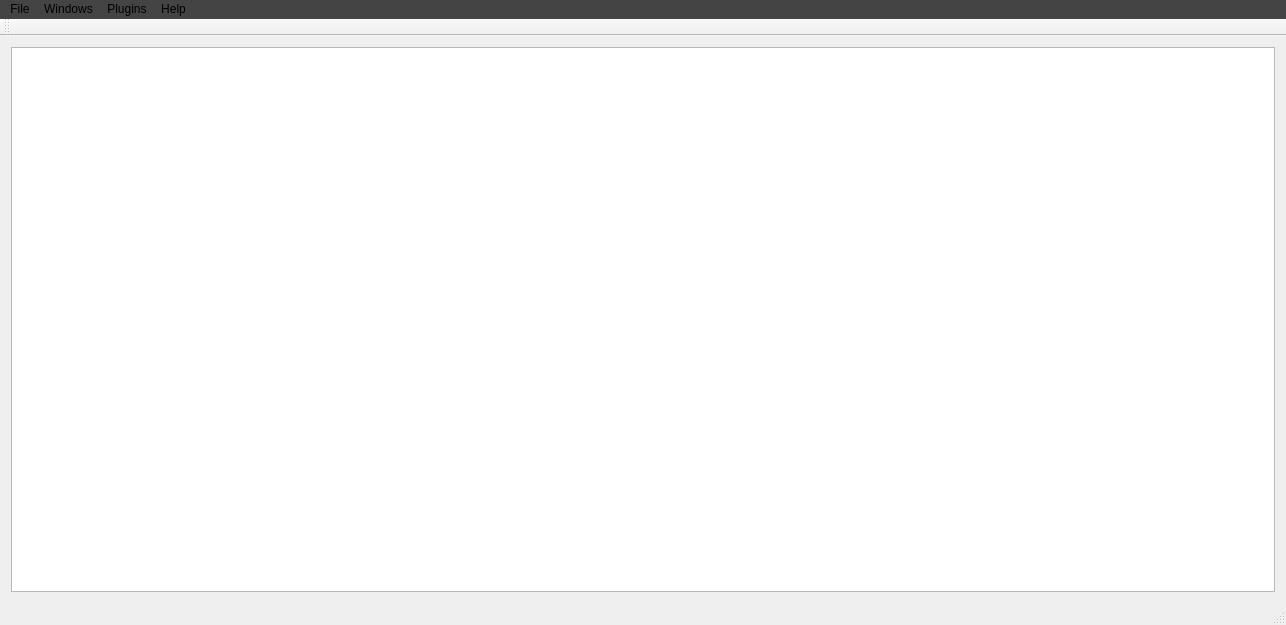
Before: the Qt Designer form Application/mainwindow.ui in SSSAAABBB/Working, drawn with Qt 5.
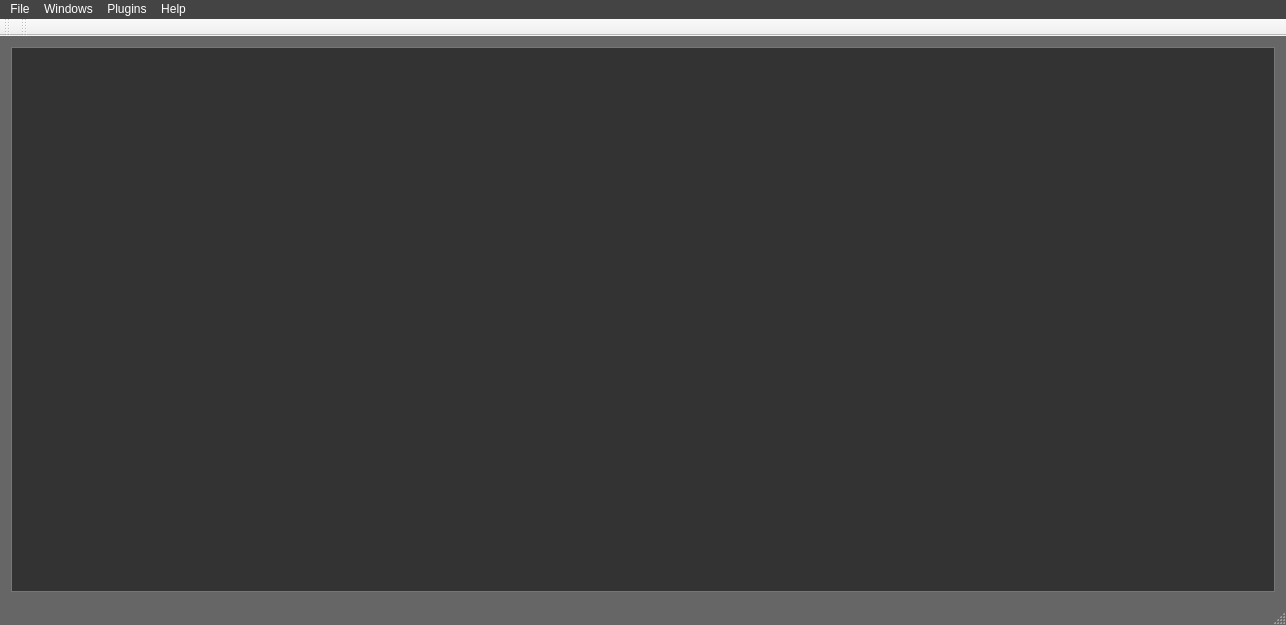
After: the same form once the commit is applied.

Commit message: 修改背景颜色为灰色

```diff
--- a/Application/mainwindow.ui
+++ b/Application/mainwindow.ui
@@ -16,9 +16,184 @@
     <height>625</height>
    </size>
   </property>
+  <property name="palette">
+   <palette>
+    <active>
+     <colorrole role="WindowText">
+      <brush brushstyle="SolidPattern">
+       <color alpha="255">
+        <red>255</red>
+        <green>255</green>
+        <blue>255</blue>
+       </color>
+      </brush>
+     </colorrole>
+     <colorrole role="Text">
+      <brush brushstyle="SolidPattern">
+       <color alpha="255">
+        <red>255</red>
+        <green>255</green>
+        <blue>255</blue>
+       </color>
+      </brush>
+     </colorrole>
+     <colorrole role="ButtonText">
+      <brush brushstyle="SolidPattern">
+       <color alpha="255">
+        <red>255</red>
+        <green>255</green>
+        <blue>255</blue>
+       </color>
+      </brush>
+     </colorrole>
+     <colorrole role="Base">
+      <brush brushstyle="SolidPattern">
+       <color alpha="255">
+        <red>51</red>
+        <green>51</green>
+        <blue>51</blue>
+       </color>
+      </brush>
+     </colorrole>
+     <colorrole role="Window">
+      <brush brushstyle="SolidPattern">
+       <color alpha="255">
+        <red>102</red>
+        <green>102</green>
+        <blue>102</blue>
+       </color>
+      </brush>
+     </colorrole>
+     <colorrole role="PlaceholderText">
+      <brush brushstyle="NoBrush">
+       <color alpha="128">
+        <red>255</red>
+        <green>255</green>
+        <blue>255</blue>
+       </color>
+      </brush>
+     </colorrole>
+    </active>
+    <inactive>
+     <colorrole role="WindowText">
+      <brush brushstyle="SolidPattern">
+       <color alpha="255">
+        <red>255</red>
+        <green>255</green>
+        <blue>255</blue>
+       </color>
+      </brush>
+     </colorrole>
+     <colorrole role="Text">
+      <brush brushstyle="SolidPattern">
+       <color alpha="255">
+        <red>255</red>
+        <green>255</green>
+        <blue>255</blue>
+       </color>
+      </brush>
+     </colorrole>
+     <colorrole role="ButtonText">
+      <brush brushstyle="SolidPattern">
+       <color alpha="255">
+        <red>255</red>
+        <green>255</green>
+        <blue>255</blue>
+       </color>
+      </brush>
+     </colorrole>
+     <colorrole role="Base">
+      <brush brushstyle="SolidPattern">
+       <color alpha="255">
+        <red>51</red>
+        <green>51</green>
+        <blue>51</blue>
+       </color>
+      </brush>
+     </colorrole>
+     <colorrole role="Window">
+      <brush brushstyle="SolidPattern">
+       <color alpha="255">
+        <red>102</red>
+        <green>102</green>
+        <blue>102</blue>
+       </color>
+      </brush>
+     </colorrole>
+     <colorrole role="PlaceholderText">
+      <brush brushstyle="NoBrush">
+       <color alpha="128">
+        <red>255</red>
+        <green>255</green>
+        <blue>255</blue>
+       </color>
+      </brush>
+     </colorrole>
+    </inactive>
+    <disabled>
+     <colorrole role="WindowText">
+      <brush brushstyle="SolidPattern">
+       <color alpha="255">
+        <red>255</red>
+        <green>255</green>
+        <blue>255</blue>
+       </color>
+      </brush>
+     </colorrole>
+     <colorrole role="Text">
+      <brush brushstyle="SolidPattern">
+       <color alpha="255">
+        <red>255</red>
+        <green>255</green>
+        <blue>255</blue>
+       </color>
+      </brush>
+     </colorrole>
+     <colorrole role="ButtonText">
+      <brush brushstyle="SolidPattern">
+       <color alpha="255">
+        <red>255</red>
+        <green>255</green>
+        <blue>255</blue>
+       </color>
+      </brush>
+     </colorrole>
+     <colorrole role="Base">
+      <brush brushstyle="SolidPattern">
+       <color alpha="255">
+        <red>102</red>
+        <green>102</green>
+        <blue>102</blue>
+       </color>
+      </brush>
+     </colorrole>
+     <colorrole role="Window">
+      <brush brushstyle="SolidPattern">
+       <color alpha="255">
+        <red>102</red>
+        <green>102</green>
+        <blue>102</blue>
+       </color>
+      </brush>
+     </colorrole>
+     <colorrole role="PlaceholderText">
+      <brush brushstyle="NoBrush">
+       <color alpha="128">
+        <red>255</red>
+        <green>255</green>
+        <blue>255</blue>
+       </color>
+      </brush>
+     </colorrole>
+    </disabled>
+   </palette>
+  </property>
   <property name="windowTitle">
    <string>MainWindow</string>
   </property>
+  <property name="styleSheet">
+   <string notr="true">color: rgb(255, 255, 255);</string>
+  </property>
   <widget class="QWidget" name="centralWidget">
    <property name="sizePolicy">
     <sizepolicy hsizetype="Expanding" vsizetype="Expanding">
@@ -33,7 +208,180 @@
     <item>
      <layout class="QVBoxLayout" name="verticalLayout">
       <item>
-       <widget class="QTextEdit" name="textEdit"/>
+       <widget class="QTextEdit" name="textEdit">
+        <property name="palette">
+         <palette>
+          <active>
+           <colorrole role="WindowText">
+            <brush brushstyle="SolidPattern">
+             <color alpha="255">
+              <red>255</red>
+              <green>255</green>
+              <blue>255</blue>
+             </color>
+            </brush>
+           </colorrole>
+           <colorrole role="Text">
+            <brush brushstyle="SolidPattern">
+             <color alpha="255">
+              <red>255</red>
+              <green>255</green>
+              <blue>255</blue>
+             </color>
+            </brush>
+           </colorrole>
+           <colorrole role="ButtonText">
+            <brush brushstyle="SolidPattern">
+             <color alpha="255">
+              <red>255</red>
+              <green>255</green>
+              <blue>255</blue>
+             </color>
+            </brush>
+           </colorrole>
+           <colorrole role="Base">
+            <brush brushstyle="SolidPattern">
+             <color alpha="255">
+              <red>51</red>
+              <green>51</green>
+              <blue>51</blue>
+             </color>
+            </brush>
+           </colorrole>
+           <colorrole role="Window">
+            <brush brushstyle="SolidPattern">
+             <color alpha="255">
+              <red>153</red>
+              <green>153</green>
+              <blue>153</blue>
+             </color>
+            </brush>
+           </colorrole>
+           <colorrole role="PlaceholderText">
+            <brush brushstyle="NoBrush">
+             <color alpha="128">
+              <red>255</red>
+              <green>255</green>
+              <blue>255</blue>
+             </color>
+            </brush>
+           </colorrole>
+          </active>
+          <inactive>
+           <colorrole role="WindowText">
+            <brush brushstyle="SolidPattern">
+             <color alpha="255">
+              <red>255</red>
+              <green>255</green>
+              <blue>255</blue>
+             </color>
+            </brush>
+           </colorrole>
+           <colorrole role="Text">
+            <brush brushstyle="SolidPattern">
+             <color alpha="255">
+              <red>255</red>
+              <green>255</green>
+              <blue>255</blue>
+             </color>
+            </brush>
+           </colorrole>
+           <colorrole role="ButtonText">
+            <brush brushstyle="SolidPattern">
+             <color alpha="255">
+              <red>255</red>
+              <green>255</green>
+              <blue>255</blue>
+             </color>
+            </brush>
+           </colorrole>
+           <colorrole role="Base">
+            <brush brushstyle="SolidPattern">
+             <color alpha="255">
+              <red>51</red>
+              <green>51</green>
+              <blue>51</blue>
+             </color>
+            </brush>
+           </colorrole>
+           <colorrole role="Window">
+            <brush brushstyle="SolidPattern">
+             <color alpha="255">
+              <red>153</red>
+              <green>153</green>
+              <blue>153</blue>
+             </color>
+            </brush>
+           </colorrole>
+           <colorrole role="PlaceholderText">
+            <brush brushstyle="NoBrush">
+             <color alpha="128">
+              <red>255</red>
+              <green>255</green>
+              <blue>255</blue>
+             </color>
+            </brush>
+           </colorrole>
+          </inactive>
+          <disabled>
+           <colorrole role="WindowText">
+            <brush brushstyle="SolidPattern">
+             <color alpha="255">
+              <red>255</red>
+              <green>255</green>
+              <blue>255</blue>
+             </color>
+            </brush>
+           </colorrole>
+           <colorrole role="Text">
+            <brush brushstyle="SolidPattern">
+             <color alpha="255">
+              <red>255</red>
+              <green>255</green>
+              <blue>255</blue>
+             </color>
+            </brush>
+           </colorrole>
+           <colorrole role="ButtonText">
+            <brush brushstyle="SolidPattern">
+             <color alpha="255">
+              <red>255</red>
+              <green>255</green>
+              <blue>255</blue>
+             </color>
+            </brush>
+           </colorrole>
+           <colorrole role="Base">
+            <brush brushstyle="SolidPattern">
+             <color alpha="255">
+              <red>153</red>
+              <green>153</green>
+              <blue>153</blue>
+             </color>
+            </brush>
+           </colorrole>
+           <colorrole role="Window">
+            <brush brushstyle="SolidPattern">
+             <color alpha="255">
+              <red>153</red>
+              <green>153</green>
+              <blue>153</blue>
+             </color>
+            </brush>
+           </colorrole>
+           <colorrole role="PlaceholderText">
+            <brush brushstyle="NoBrush">
+             <color alpha="128">
+              <red>255</red>
+              <green>255</green>
+              <blue>255</blue>
+             </color>
+            </brush>
+           </colorrole>
+          </disabled>
+         </palette>
+        </property>
+       </widget>
       </item>
      </layout>
     </item>
@@ -120,6 +468,17 @@
    </attribute>
   </widget>
   <widget class="QStatusBar" name="statusBar"/>
+  <widget class="QToolBar" name="toolBar">
+   <property name="windowTitle">
+    <string>toolBar</string>
+   </property>
+   <attribute name="toolBarArea">
+    <enum>TopToolBarArea</enum>
+   </attribute>
+   <attribute name="toolBarBreak">
+    <bool>false</bool>
+   </attribute>
+  </widget>
   <action name="actionNew_file">
    <property name="checkable">
     <bool>false</bool>
```
Left out of the diff: 3 changed lines with no effect on the pictures. The commit also changes 2 other files.
